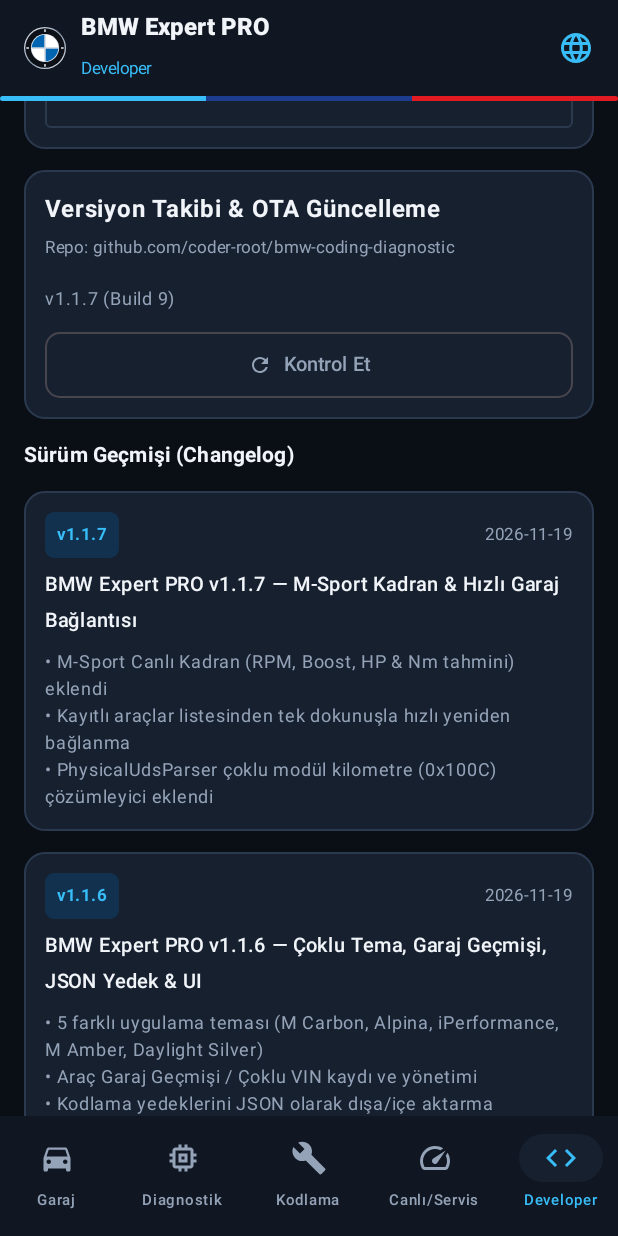
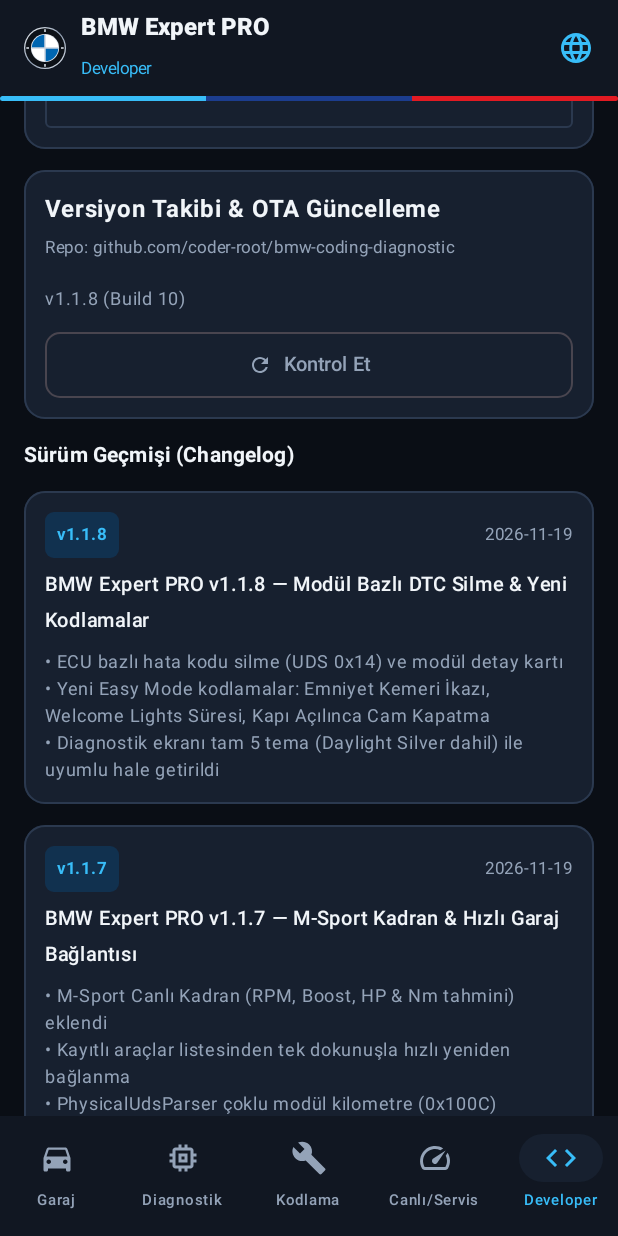
Before and after one commit to coder-root/bmw-coding-diagnostic, an Android app built with Jetpack Compose: the screen it shows after launch (MainActivity), item 5 of the bottom bar chosen, scrolled down 473 dp, on a phone screen of 412 x 824 dp. Run offline under Robolectric (Android 15) with nearby library versions, the phone set to English and light mode, and no system bars.

Commit message:
feat(v1.1.8): per-ECU DTC clear/reset, new coding presets and full theme support in Diagnostics

```diff
--- a/app/build.gradle.kts
+++ b/app/build.gradle.kts
@@ -11,8 +11,8 @@ android {
     applicationId = "com.punhanaghayev.bimmerpro"
     minSdk = 26
     targetSdk = 36
-    versionCode = 9
-    versionName = "1.1.7"
+    versionCode = 10
+    versionName = "1.1.8"
   }
 
   buildTypes {
--- a/app/src/main/kotlin/com/punhanaghayev/bimmerpro/Navigation.kt
+++ b/app/src/main/kotlin/com/punhanaghayev/bimmerpro/Navigation.kt
@@ -277,6 +277,8 @@ fun MainNavigation(
                             session = session,
                             onRunScan = viewModel::runFullScan,
                             onClearAllDtcs = viewModel::clearAllDtcs,
+                            onClearEcuDtcs = viewModel::clearEcuDtcs,
+                            onSendEcuReset = viewModel::sendEcuReset,
                             onExportPdf = { viewModel.generateInspectionPdf(context) },
                             onGoToGarage = { selectedTabIndex = 0 }
                         )
--- a/app/src/main/kotlin/com/punhanaghayev/bimmerpro/core/simulator/BmwSimulatorCatalog.kt
+++ b/app/src/main/kotlin/com/punhanaghayev/bimmerpro/core/simulator/BmwSimulatorCatalog.kt
@@ -475,6 +475,39 @@ object BmwSimulatorCatalog {
             options = listOf("Pasif", "Aktif (Turuncu/Kırmızı)"),
             currentOptionIndex = 1,
             isLockedBySecureCoding = isGSeries
+        ),
+        CodingPreset(
+            id = "seatbelt_chime",
+            title = "Emniyet Kemeri İkaz Sesi (Sürücü/Yolcu)",
+            description = "ACSM modülünden emniyet kemeri sesli uyarısını açıp kapatır.",
+            category = CodingCategory.COMFORT,
+            targetEcu = "ACSM",
+            targetAddress = EcuAddress.ACSM,
+            cafdKey = "SBR_PREWARNING_FAHRER",
+            options = listOf("Aktif (Fabrika)", "Kapalı"),
+            currentOptionIndex = 0
+        ),
+        CodingPreset(
+            id = "welcome_lights_time",
+            title = "Karşılama Işıkları (Welcome Lights) Süresi",
+            description = "Kilit açıldığında farların ve kapı kolu LED'lerinin yanma süresini ayarlar.",
+            category = CodingCategory.LIGHTING,
+            targetEcu = if (isGSeries) "BDC_BODY" else "CAS4",
+            targetAddress = if (isGSeries) EcuAddress.ZGW_BDC else EcuAddress.FEM_CAS,
+            cafdKey = "WL_TIMEOUT",
+            options = listOf("20 sn (Fabrika)", "40 sn", "60 sn"),
+            currentOptionIndex = 0
+        ),
+        CodingPreset(
+            id = "window_door_interrupt",
+            title = "Kapı Açılınca Cam Kapanmasını Durdurma",
+            description = "Tek dokunuşla cam kalkarken kapı açıldığında camın durmasını engeller.",
+            category = CodingCategory.COMFORT,
+            targetEcu = if (isGSeries) "BDC_BODY" else "CAS4",
+            targetAddress = if (isGSeries) EcuAddress.ZGW_BDC else EcuAddress.FEM_CAS,
+            cafdKey = "FH_TUERAUF_STOP_MAUT",
+            options = listOf("Durdur (Fabrika)", "Kesintisiz Kapat"),
+            currentOptionIndex = 0
         )
     )
 
--- a/app/src/main/kotlin/com/punhanaghayev/bimmerpro/core/update/OtaUpdateManager.kt
+++ b/app/src/main/kotlin/com/punhanaghayev/bimmerpro/core/update/OtaUpdateManager.kt
@@ -80,6 +80,19 @@ object OtaUpdateManager {
     private val json = Json { ignoreUnknownKeys = true }
 
     val builtinChangelog: List<AppReleaseInfo> = listOf(
+        AppReleaseInfo(
+            tagName = "v1.1.8",
+            versionName = "1.1.8",
+            title = "BMW Expert PRO v1.1.8 — Modül Bazlı DTC Silme & Yeni Kodlamalar",
+            changelog = """
+                • ECU bazlı hata kodu silme (UDS 0x14) ve modül detay kartı
+                • Yeni Easy Mode kodlamalar: Emniyet Kemeri İkazı, Welcome Lights Süresi, Kapı Açılınca Cam Kapatma
+                • Diagnostik ekranı tam 5 tema (Daylight Silver dahil) ile uyumlu hale getirildi
+            """.trimIndent(),
+            publishedDate = "2026-11-19",
+            apkDownloadUrl = null,
+            apkSizeBytes = 0L
+        ),
         AppReleaseInfo(
             tagName = "v1.1.7",
             versionName = "1.1.7",
```
Also changed, not shown: app/src/main/kotlin/com/punhanaghayev/bimmerpro/data/BimmerRepository.kt (+19 -0 lines), app/src/main/kotlin/com/punhanaghayev/bimmerpro/ui/BimmerViewModel.kt (+7 -0 lines), app/src/main/kotlin/com/punhanaghayev/bimmerpro/ui/screens/DiagnosticsScreen.kt (+102 -51 lines), 1 other file.
